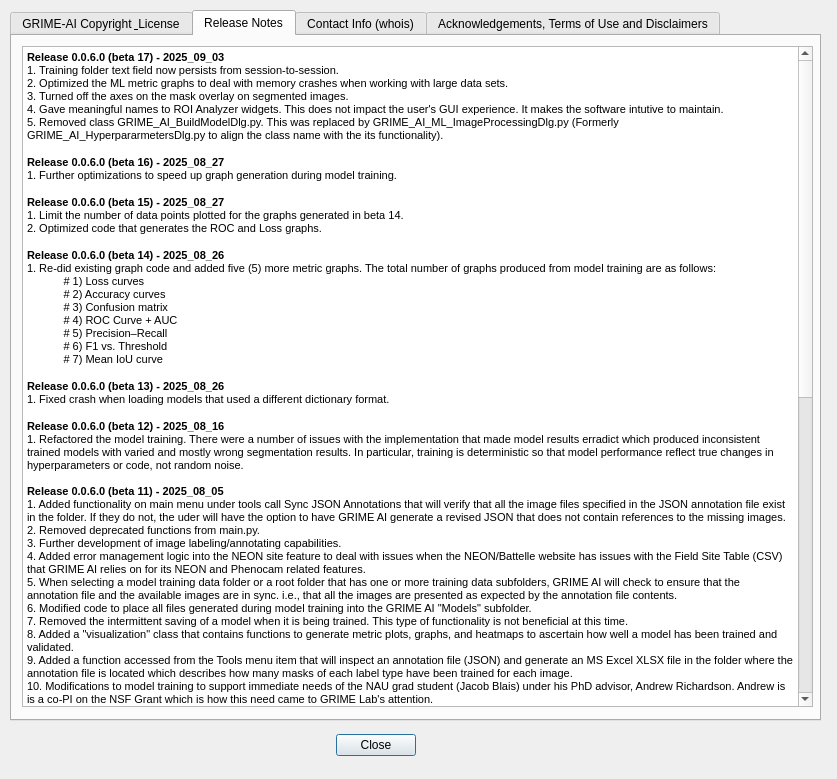
Before: the Qt Designer form QDialog_ReleaseNotes.ui in JohnStranzl/GRIME-AI, drawn with Qt 5.
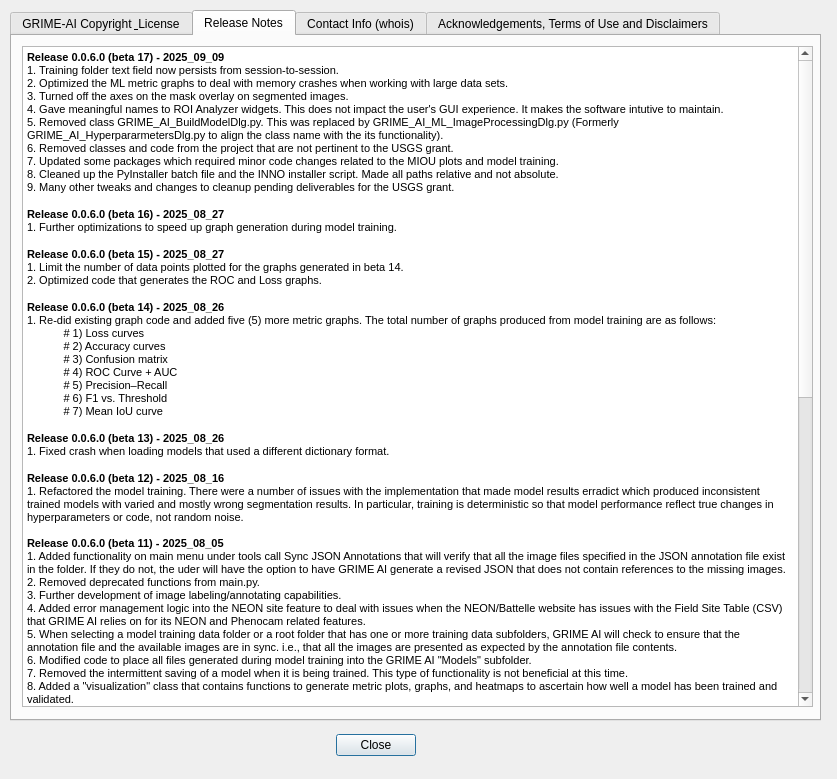
After: the same form once the commit is applied.

Commit message: Updated release notes.

```diff
--- a/QDialog_ReleaseNotes.ui
+++ b/QDialog_ReleaseNotes.ui
@@ -98,11 +98,13 @@
 li.unchecked::marker { content: &quot;\2610&quot;; }
 li.checked::marker { content: &quot;\2612&quot;; }
 &lt;/style&gt;&lt;/head&gt;&lt;body style=&quot; font-family:'Segoe UI'; font-size:9pt; font-weight:400; font-style:normal;&quot;&gt;
-&lt;p style=&quot; margin-top:0px; margin-bottom:0px; margin-left:0px; margin-right:0px; -qt-block-indent:0; text-indent:0px;&quot;&gt;&lt;span style=&quot; font-family:'MS Shell Dlg 2','sans-serif'; font-size:8.25pt; font-weight:600;&quot;&gt;Release 0.0.6.0 (beta 17) - 2025_09_03&lt;/span&gt;&lt;/p&gt;
+&lt;p style=&quot; margin-top:0px; margin-bottom:0px; margin-left:0px; margin-right:0px; -qt-block-indent:0; text-indent:0px;&quot;&gt;&lt;span style=&quot; font-family:'MS Shell Dlg 2','sans-serif'; font-size:8.25pt; font-weight:600;&quot;&gt;Release 0.0.6.0 (beta 17) - 2025_09_09&lt;/span&gt;&lt;/p&gt;
 &lt;p style=&quot; margin-top:0px; margin-bottom:0px; margin-left:0px; margin-right:0px; -qt-block-indent:0; text-indent:0px;&quot;&gt;&lt;span style=&quot; font-family:'MS Shell Dlg 2'; font-size:8pt;&quot;&gt;1. Training folder text field now persists from session-to-session.&lt;/span&gt;&lt;/p&gt;
 &lt;p style=&quot; margin-top:0px; margin-bottom:0px; margin-left:0px; margin-right:0px; -qt-block-indent:0; text-indent:0px;&quot;&gt;&lt;span style=&quot; font-family:'MS Shell Dlg 2'; font-size:8pt;&quot;&gt;2. Optimized the ML metric graphs to deal with memory crashes when working with large data sets.&lt;/span&gt;&lt;/p&gt;
 &lt;p style=&quot; margin-top:0px; margin-bottom:0px; margin-left:0px; margin-right:0px; -qt-block-indent:0; text-indent:0px;&quot;&gt;&lt;span style=&quot; font-family:'MS Shell Dlg 2'; font-size:8pt;&quot;&gt;3. Turned off the axes on the mask overlay on segmented images.&lt;br /&gt;4. Gave meaningful names to ROI Analyzer widgets. This does not impact the user's GUI experience. It makes the software intutive to maintain.&lt;/span&gt;&lt;/p&gt;
-&lt;p style=&quot; margin-top:0px; margin-bottom:0px; margin-left:0px; margin-right:0px; -qt-block-indent:0; text-indent:0px;&quot;&gt;&lt;span style=&quot; font-family:'MS Shell Dlg 2'; font-size:8pt;&quot;&gt;5. Removed class GRIME_AI_BuildModelDlg.py. This was replaced by GRIME_AI_ML_ImageProcessingDlg.py (Formerly GRIME_AI_HyperpararmetersDlg.py to align the class name with the its functionality).&lt;/span&gt;&lt;/p&gt;
+&lt;p style=&quot; margin-top:0px; margin-bottom:0px; margin-left:0px; margin-right:0px; -qt-block-indent:0; text-indent:0px;&quot;&gt;&lt;span style=&quot; font-family:'MS Shell Dlg 2'; font-size:8pt;&quot;&gt;5. Removed class GRIME_AI_BuildModelDlg.py. This was replaced by GRIME_AI_ML_ImageProcessingDlg.py (Formerly GRIME_AI_HyperpararmetersDlg.py to align the class name with the its functionality).&lt;br /&gt;6. Removed classes and code from the project that are not pertinent to the USGS grant.&lt;/span&gt;&lt;/p&gt;
+&lt;p style=&quot; margin-top:0px; margin-bottom:0px; margin-left:0px; margin-right:0px; -qt-block-indent:0; text-indent:0px;&quot;&gt;&lt;span style=&quot; font-family:'MS Shell Dlg 2'; font-size:8pt;&quot;&gt;7. Updated some packages which required minor code changes related to the MIOU plots and model training.&lt;/span&gt;&lt;/p&gt;
+&lt;p style=&quot; margin-top:0px; margin-bottom:0px; margin-left:0px; margin-right:0px; -qt-block-indent:0; text-indent:0px;&quot;&gt;&lt;span style=&quot; font-family:'MS Shell Dlg 2'; font-size:8pt;&quot;&gt;8. Cleaned up the PyInstaller batch file and the INNO installer script. Made all paths relative and not absolute.&lt;br /&gt;9. Many other tweaks and changes to cleanup pending deliverables for the USGS grant.&lt;/span&gt;&lt;/p&gt;
 &lt;p style=&quot;-qt-paragraph-type:empty; margin-top:0px; margin-bottom:0px; margin-left:0px; margin-right:0px; -qt-block-indent:0; text-indent:0px;&quot;&gt;&lt;br /&gt;&lt;/p&gt;
 &lt;p style=&quot; margin-top:0px; margin-bottom:0px; margin-left:0px; margin-right:0px; -qt-block-indent:0; text-indent:0px;&quot;&gt;&lt;span style=&quot; font-family:'MS Shell Dlg 2','sans-serif'; font-size:8.25pt; font-weight:600;&quot;&gt;Release 0.0.6.0 (beta 16) - 2025_08_27&lt;/span&gt;&lt;/p&gt;
 &lt;p style=&quot; margin-top:0px; margin-bottom:0px; margin-left:0px; margin-right:0px; -qt-block-indent:0; text-indent:0px;&quot;&gt;&lt;span style=&quot; font-family:'MS Shell Dlg 2'; font-size:8pt;&quot;&gt;1. Further optimizations to speed up graph generation during model training.&lt;/span&gt;&lt;/p&gt;
```
